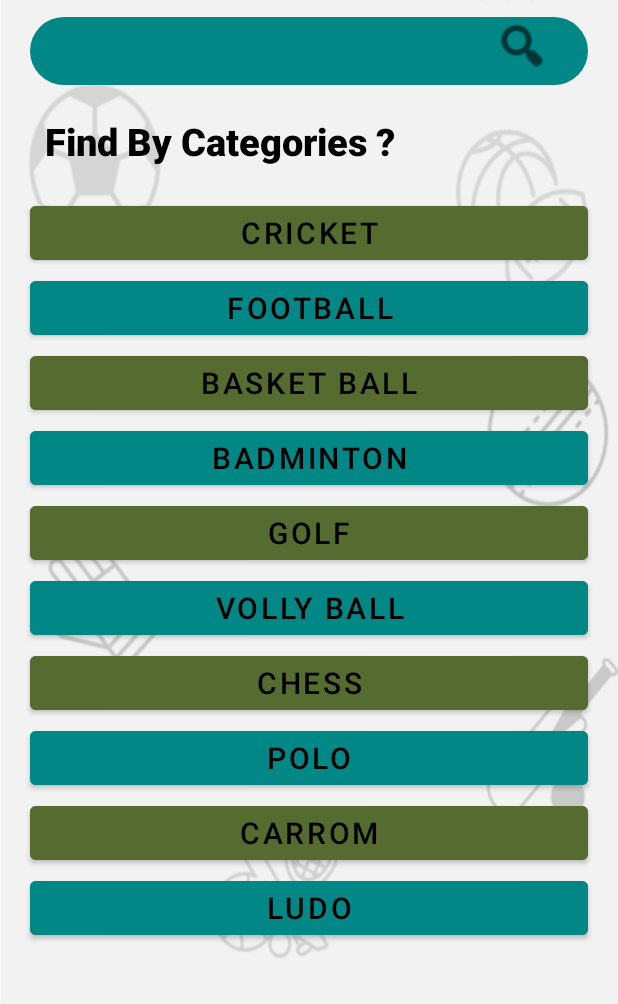
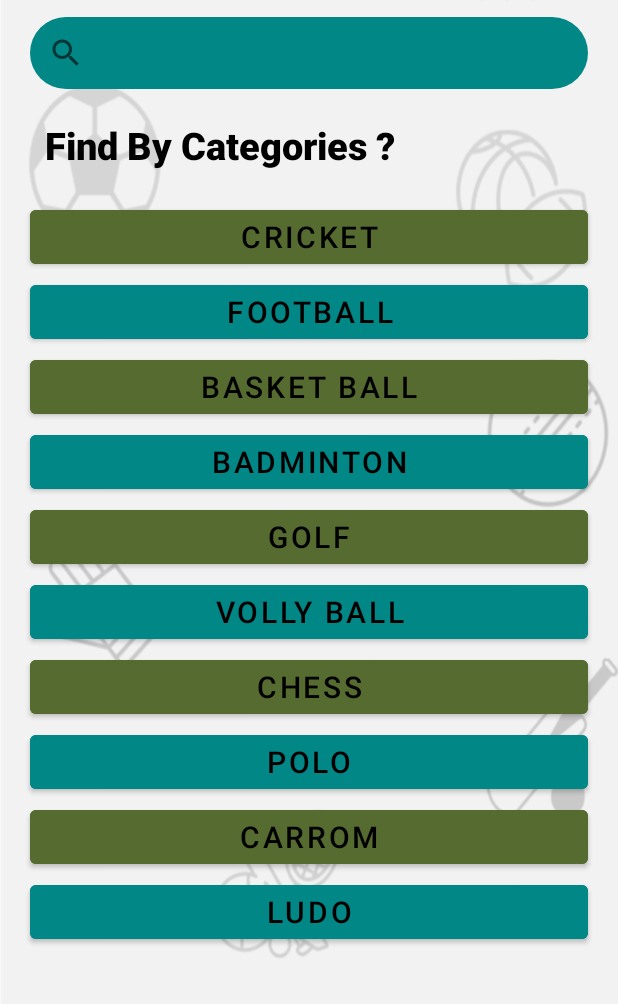
Before and after one commit to Tamanna-Afrose/Android_group5, an Android app: the SoprtsActivity screen opened directly, with no data from a screen before it, on a phone screen of 412 x 824 dp, the part 232-1236 px from its top. Run offline under Robolectric (Android 15) with nearby library versions, the phone set to English and light mode, and no system bars.

Commit message:
theme changes

```diff
--- a/app/src/main/res/layout/activity_football.xml
+++ b/app/src/main/res/layout/activity_football.xml
@@ -4,6 +4,7 @@
     xmlns:tools="http://schemas.android.com/tools"
     android:layout_width="match_parent"
     android:layout_height="match_parent"
+    android:background="@drawable/background"
     tools:context=".FootballActivity">
     <LinearLayout
         android:layout_width="match_parent"
@@ -64,9 +65,9 @@
                 android:fontFamily="sans-serif-medium"
                 android:text="@string/amount"
                 android:textAppearance="@style/TextAppearance.AppCompat.Display1"
-                android:textColor="@color/Black"
                 android:textSize="25dp"
                 android:textStyle="bold"
+                android:textColor="@color/black"
                 app:layout_constraintStart_toStartOf="@+id/marqueeText"
                 app:layout_constraintTop_toBottomOf="@+id/marqueeText" />
 
@@ -88,7 +89,6 @@
                 android:layout_marginTop="5dp"
                 android:layout_marginRight="10dp"
                 android:background="@color/LightBlue"
-                android:hint="1"
                 android:inputType="numberDecimal"
                 android:textAlignment="center"
                 android:textColor="@color/Red"
@@ -134,6 +134,7 @@
                 android:layout_height="wrap_content"
                 android:layout_marginStart="20dp"
                 android:text="Your Amount"
+                android:textColor="@color/black"
                 android:textSize="20sp"
                 app:layout_constraintStart_toEndOf="@+id/bill"
                 app:layout_constraintTop_toTopOf="@+id/bill"></TextView>
--- a/app/src/main/res/layout/activity_soprts.xml
+++ b/app/src/main/res/layout/activity_soprts.xml
@@ -40,24 +40,17 @@
                 app:layout_constraintStart_toEndOf="@+id/logo"
                 app:layout_constraintTop_toTopOf="parent" />
 
-            <EditText
+            <SearchView
                 android:id="@+id/search_bar"
                 android:layout_width="match_parent"
-                android:layout_height="45dp"
+                android:layout_height="match_parent"
                 android:layout_marginLeft="20dp"
                 android:layout_marginTop="15dp"
                 android:layout_marginRight="20dp"
                 android:background="@drawable/round_button"
-                app:layout_constraintTop_toBottomOf="@+id/logo" />
+                app:layout_constraintTop_toBottomOf="@+id/logo"/>
 
-            <ImageView
-                android:layout_width="48dp"
-                android:layout_height="38dp"
-                android:layout_marginEnd="20dp"
-                android:src="@android:drawable/ic_menu_search"
-                app:layout_constraintEnd_toEndOf="@+id/search_bar"
-                app:layout_constraintTop_toTopOf="@+id/search_bar"
-                app:tint="@color/black" />
+
 
             <TextView
                 android:id="@+id/suggest"
@@ -87,6 +80,8 @@
                 android:layout_width="match_parent"
                 android:layout_height="wrap_content"
                 android:orientation="vertical">
+
+
 
                 <Button
                     android:id="@+id/cricket"
--- a/app/src/main/res/values-night/themes.xml
+++ b/app/src/main/res/values-night/themes.xml
@@ -4,7 +4,7 @@
         <!-- Primary brand color. -->
         <item name="colorPrimary">@color/DarkCyan</item>
         <item name="colorPrimaryVariant">@color/purple_700</item>
-        <item name="colorOnPrimary">@color/black</item>
+        <item name="colorOnPrimary">@color/white</item>
         <!-- Secondary brand color. -->
         <item name="colorSecondary">@color/teal_200</item>
         <item name="colorSecondaryVariant">@color/teal_200</item>
```
Also changed, not shown: app/src/main/res/layout/activity_payment.xml (+5 -2 lines).
